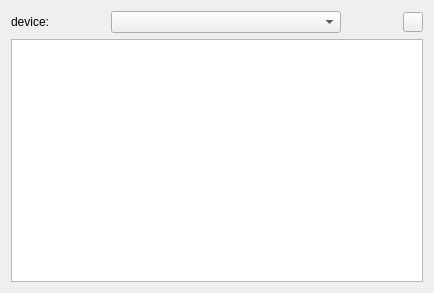
Before: the Qt Designer form src/scanparameterselection.ui in marvin5300/general-purpose-control, drawn with Qt 5.
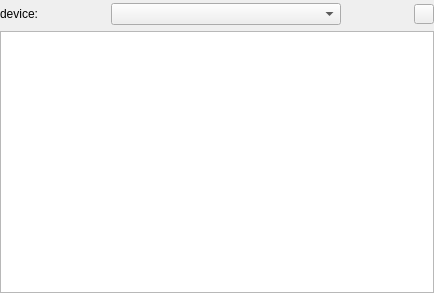
After: the same form once the commit is applied.

```diff
--- a/src/scanparameterselection.ui
+++ b/src/scanparameterselection.ui
@@ -14,6 +14,18 @@
    <string>Frame</string>
   </property>
   <layout class="QVBoxLayout" name="verticalLayout">
+   <property name="leftMargin">
+    <number>0</number>
+   </property>
+   <property name="topMargin">
+    <number>3</number>
+   </property>
+   <property name="rightMargin">
+    <number>0</number>
+   </property>
+   <property name="bottomMargin">
+    <number>0</number>
+   </property>
    <item>
     <layout class="QHBoxLayout" name="horizontalLayout_3">
      <item>
@@ -21,6 +33,9 @@
        <property name="text">
         <string>device:</string>
        </property>
+       <property name="alignment">
+        <set>Qt::AlignCenter</set>
+       </property>
       </widget>
      </item>
      <item>
@@ -30,7 +45,7 @@
        </property>
        <property name="sizeHint" stdset="0">
         <size>
-         <width>0</width>
+         <width>13</width>
          <height>20</height>
         </size>
        </property>
@@ -65,7 +80,7 @@
        </property>
        <property name="sizeHint" stdset="0">
         <size>
-         <width>0</width>
+         <width>13</width>
          <height>20</height>
         </size>
        </property>
```
Left out of the diff: 2 changed lines with no effect on the pictures.
